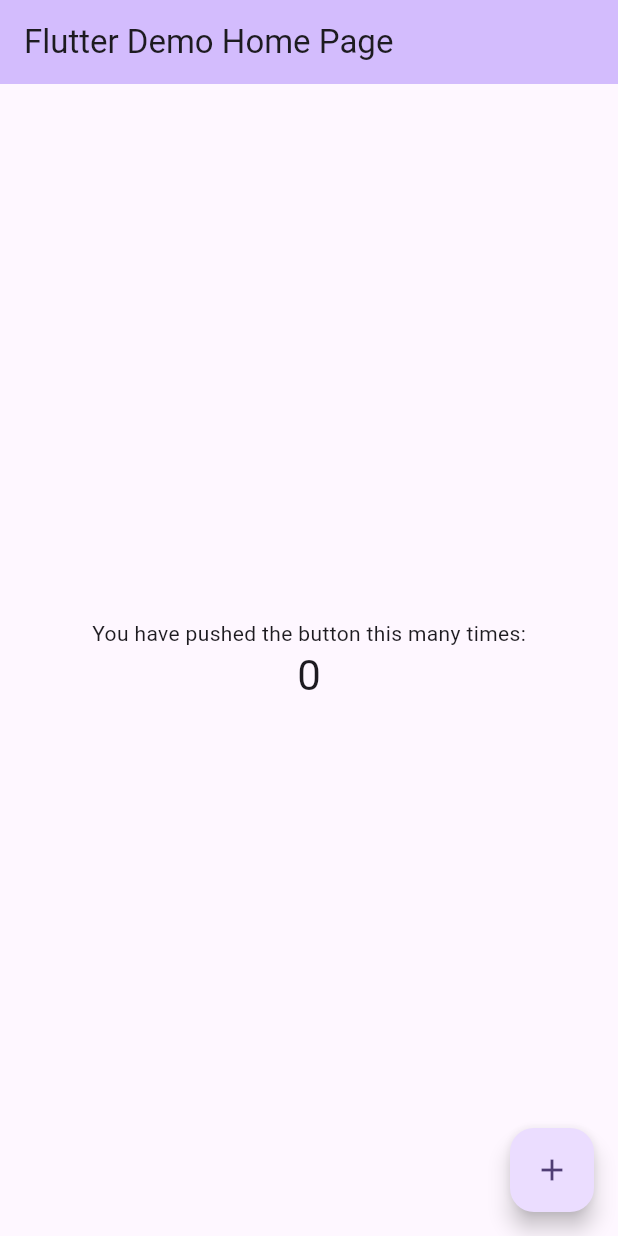
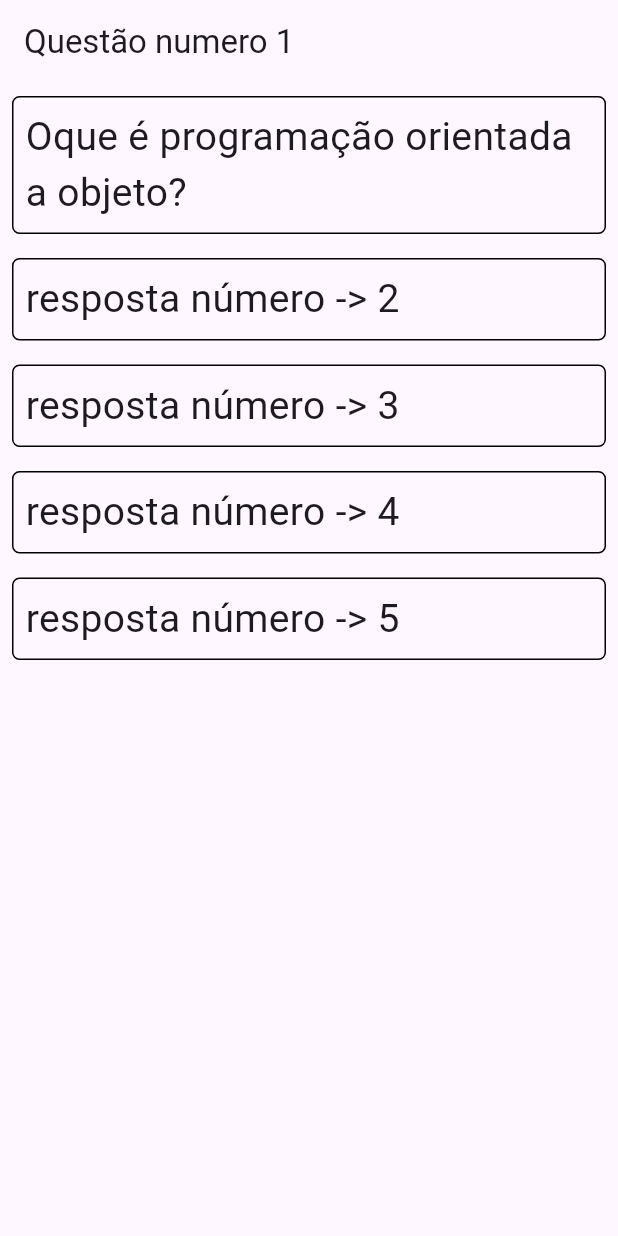
Before and after one commit to Zaqueu-Dev-Dias/flutter_quiz, a Flutter app: the screen it shows after launch, on a phone screen of 412 x 824 dp. Run offline on Flutter 3.47's test engine with Material 3 defaults, Android fonts, the phone set to English and light mode, and no system bars.

```diff
--- a/pasta_app/lib/main.dart
+++ b/pasta_app/lib/main.dart
@@ -1,122 +1,6 @@
+import 'package:aplicativo_de_quiz/pastajogar/jogarview.dart';
 import 'package:flutter/material.dart';
 
 void main() {
-  runApp(const MyApp());
+  runApp(MaterialApp(home: Jogarview(),));
 }
-
-class MyApp extends StatelessWidget {
-  const MyApp({super.key});
-
-  // This widget is the root of your application.
-  @override
-  Widget build(BuildContext context) {
-    return MaterialApp(
-      title: 'Flutter Demo',
-      theme: ThemeData(
-        // This is the theme of your application.
-        //
-        // TRY THIS: Try running your application with "flutter run". You'll see
-        // the application has a purple toolbar. Then, without quitting the app,
-        // try changing the seedColor in the colorScheme below to Colors.green
-        // and then invoke "hot reload" (save your changes or press the "hot
-        // reload" button in a Flutter-supported IDE, or press "r" if you used
-        // the command line to start the app).
-        //
-        // Notice that the counter didn't reset back to zero; the application
-        // state is not lost during the reload. To reset the state, use hot
-        // restart instead.
-        //
-        // This works for code too, not just values: Most code changes can be
-        // tested with just a hot reload.
-        colorScheme: ColorScheme.fromSeed(seedColor: Colors.deepPurple),
-      ),
-      home: const MyHomePage(title: 'Flutter Demo Home Page'),
-    );
-  }
-}
-
-class MyHomePage extends StatefulWidget {
-  const MyHomePage({super.key, required this.title});
-
-  // This widget is the home page of your application. It is stateful, meaning
-  // that it has a State object (defined below) that contains fields that affect
-  // how it looks.
-
-  // This class is the configuration for the state. It holds the values (in this
-  // case the title) provided by the parent (in this case the App widget) and
-  // used by the build method of the State. Fields in a Widget subclass are
-  // always marked "final".
-
-  final String title;
-
-  @override
-  State<MyHomePage> createState() => _MyHomePageState();
-}
-
-class _MyHomePageState extends State<MyHomePage> {
-  int _counter = 0;
-
-  void _incrementCounter() {
-    setState(() {
-      // This call to setState tells the Flutter framework that something has
-      // changed in this State, which causes it to rerun the build method below
-      // so that the display can reflect the updated values. If we changed
-      // _counter without calling setState(), then the build method would not be
-      // called again, and so nothing would appear to happen.
-      _counter++;
-    });
-  }
-
-  @override
-  Widget build(BuildContext context) {
-    // This method is rerun every time setState is called, for instance as done
-    // by the _incrementCounter method above.
-    //
-    // The Flutter framework has been optimized to make rerunning build methods
-    // fast, so that you can just rebuild anything that needs updating rather
-    // than having to individually change instances of widgets.
-    return Scaffold(
-      appBar: AppBar(
-        // TRY THIS: Try changing the color here to a specific color (to
-        // Colors.amber, perhaps?) and trigger a hot reload to see the AppBar
-        // change color while the other colors stay the same.
-        backgroundColor: Theme.of(context).colorScheme.inversePrimary,
-        // Here we take the value from the MyHomePage object that was created by
-        // the App.build method, and use it to set our appbar title.
-        title: Text(widget.title),
-      ),
-      body: Center(
-        // Center is a layout widget. It takes a single child and positions it
-        // in the middle of the parent.
-        child: Column(
-          // Column is also a layout widget. It takes a list of children and
-          // arranges them vertically. By default, it sizes itself to fit its
-          // children horizontally, and tries to be as tall as its parent.
-          //
-          // Column has various properties to control how it sizes itself and
-          // how it positions its children. Here we use mainAxisAlignment to
-          // center the children vertically; the main axis here is the vertical
-          // axis because Columns are vertical (the cross axis would be
-          // horizontal).
-          //
-          // TRY THIS: Invoke "debug painting" (choose the "Toggle Debug Paint"
-          // action in the IDE, or press "p" in the console), to see the
-          // wireframe for each widget.
-          mainAxisAlignment: MainAxisAlignment.center,
-          children: <Widget>[
-            const Text('You have pushed the button this many times:'),
-            Text(
-              '$_counter',
-              style: Theme.of(context).textTheme.headlineMedium,
-            ),
-          ],
-        ),
-      ),
-      floatingActionButton: FloatingActionButton(
-        onPressed: _incrementCounter,
-        tooltip: 'Increment',
-        child: const Icon(Icons.add),
-      ), // This trailing comma makes auto-formatting nicer for build methods.
-    );
-  }
-}
--- a/pasta_app/lib/pastajogar/jogarview.dart
+++ b/pasta_app/lib/pastajogar/jogarview.dart
@@ -0,0 +1,40 @@
+import 'package:flutter/material.dart';
+
+class Jogarview extends StatelessWidget {
+  const Jogarview({super.key});
+
+  @override
+  Widget build(BuildContext context) {
+    List<Widget>receba =  widgetperguntas();
+    return Scaffold(
+      appBar: AppBar(title: Text('Questão numero 1'),),
+      body: Container(child: ListView.builder(itemCount: receba.length,itemBuilder: (contexto, indice){
+          return receba[indice];
+      }),),
+    );
+  }
+}
+
+List<Widget> widgetperguntas(){
+  List<Widget>dados = [];
+  for(int quantidade=1; quantidade <=5; quantidade++){
+    if(quantidade == 1){
+      dados.add(Padding(
+        padding: const EdgeInsets.all(8.0),
+        child: Container(decoration: BoxDecoration(borderRadius: BorderRadius.circular(5),border: Border.all(color: Colors.black)),child: Padding(
+          padding: const EdgeInsets.all(8.0),
+          child: Text('Oque é programação orientada a objeto?',style: TextStyle(fontSize: 26),),
+        ),),
+      ));
+    }else{
+      dados.add(Padding(
+        padding: const EdgeInsets.all(8.0),
+        child: Container(decoration: BoxDecoration(borderRadius: BorderRadius.circular(5),border: Border.all(color: Colors.black)),child: Padding(
+          padding: const EdgeInsets.all(8.0),
+          child: Text('resposta número -> ${quantidade}',style: TextStyle(fontSize: 26),),
+        ),),
+      ));
+    }
+  }
+  return dados;
+}
```
Also changed, not shown: pasta_app/lib/modelo_app/banco_de_dados/bd_quiz.dart (added).
